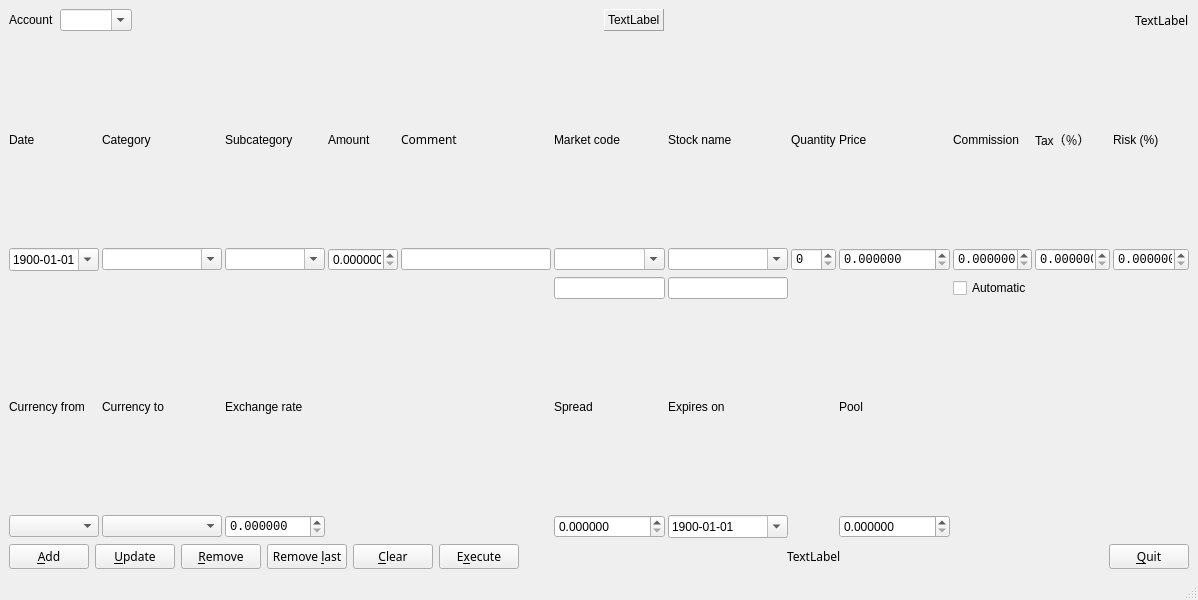
Old version of the form lisa/pyqt/viewpyqt.ui in the repository rockwolf/python.
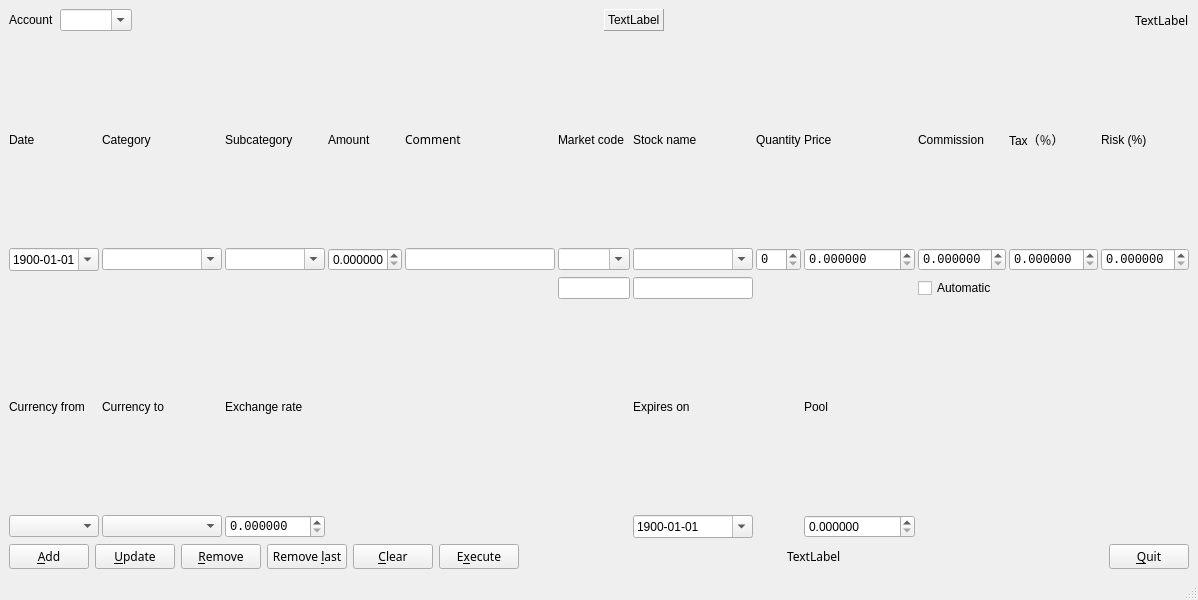
New version of the form.

The edit to the form file:
```diff
--- a/lisa/pyqt/viewpyqt.ui
+++ b/lisa/pyqt/viewpyqt.ui
@@ -518,23 +518,6 @@
           </property>
          </widget>
         </item>
-        <item row="3" column="5">
-         <widget class="QLabel" name="lbl_spread">
-          <property name="text">
-           <string>Spread</string>
-          </property>
-         </widget>
-        </item>
-        <item row="4" column="5">
-         <widget class="QDoubleSpinBox" name="spn_spread">
-          <property name="decimals">
-           <number>6</number>
-          </property>
-          <property name="maximum">
-           <double>999999.999998999992386</double>
-          </property>
-         </widget>
-        </item>
         <item row="3" column="2">
          <widget class="QLabel" name="lbl_exchange_rate">
           <property name="text">
```
